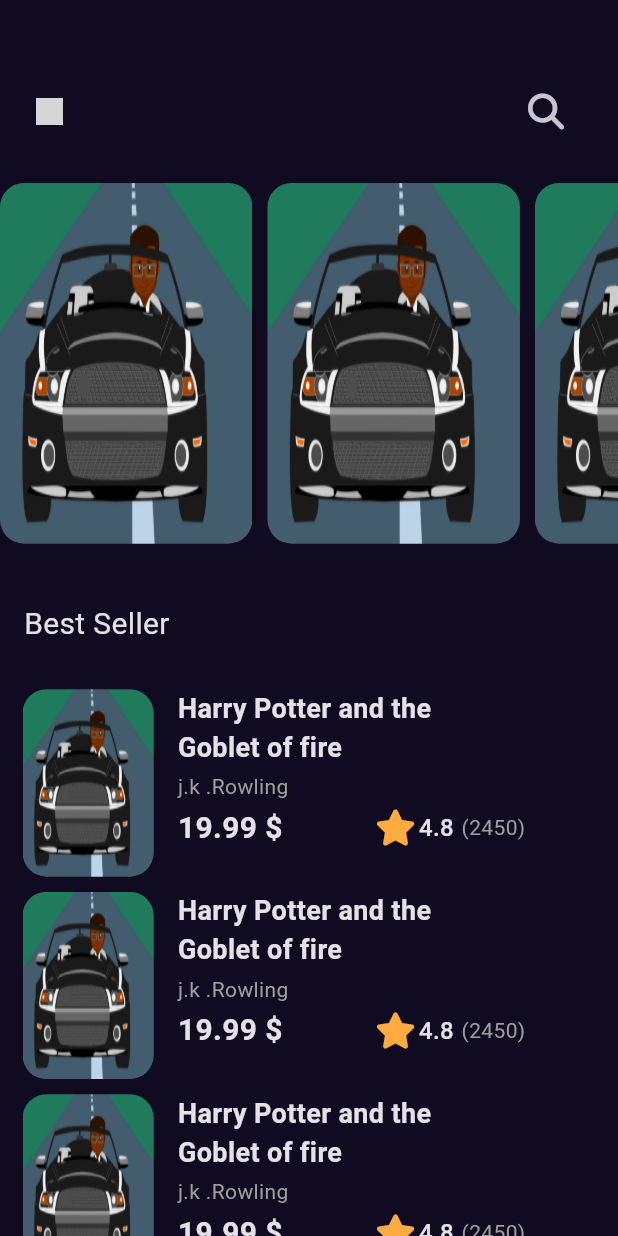
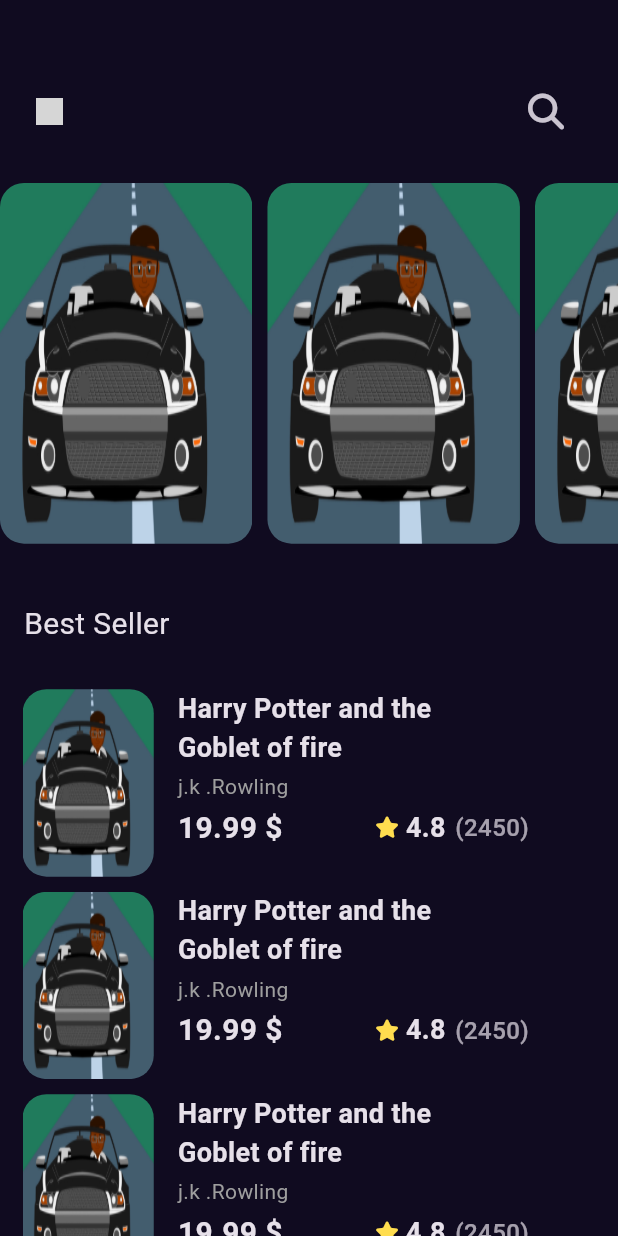
Before and after one commit to m7md015sh/bookly_app, a Flutter app: the screen it shows after launch, on a phone screen of 412 x 824 dp. Run offline on Flutter 3.47's test engine with Material 3 defaults, Android fonts, the phone set to English and light mode, and no system bars; our stand-ins replace font_awesome_flutter, go_router, google_fonts; grey boxes are pictures that could not be loaded.

Commit message:
create book image & title & and sub title & reviw section in book details view

```diff
--- a/lib/core/utils/styles.dart
+++ b/lib/core/utils/styles.dart
@@ -14,7 +14,6 @@ abstract class Styles {
   static const textStyle30 = TextStyle(
     fontSize: 30,
     fontWeight: FontWeight.w900,
-    fontFamily: kGtSectraFine,
     letterSpacing: 1.2,
   );
   static const textStyle14 = TextStyle(
--- a/lib/features/home/presentation/views/widgets/custom_best_seller_list_view_item.dart
+++ b/lib/features/home/presentation/views/widgets/custom_best_seller_list_view_item.dart
@@ -1,6 +1,7 @@
 import 'package:bookly_app/core/utils/app_router.dart';
 import 'package:bookly_app/core/utils/assets/assets_paths.dart';
 import 'package:bookly_app/core/utils/styles.dart';
+import 'package:bookly_app/features/home/presentation/views/widgets/custom_book_rating.dart';
 import 'package:flutter/material.dart';
 import 'package:font_awesome_flutter/font_awesome_flutter.dart';
 import 'package:go_router/go_router.dart';
@@ -65,12 +66,7 @@ class BestSellerListViewItem extends StatelessWidget {
                           ),
                           SizedBox(width: MediaQuery.of(context).size.width*.15,),
 
-                          const Icon(FontAwesomeIcons.solidStar,color: Colors.orangeAccent,),
-                          const SizedBox(width: 5,),
-
-                          const Text("4.8",style: Styles.textStyle16,),
-                          const SizedBox(width: 5,),
-                          Text("(2450)",style: Styles.textStyle14.copyWith(color: Colors.grey),)
+                          const BookRating(),
                         ],
                       )
                     ],
--- a/lib/features/home/presentation/views/widgets/custom_list_view_item.dart
+++ b/lib/features/home/presentation/views/widgets/custom_book_item.dart
@@ -2,8 +2,8 @@ import 'package:bookly_app/core/utils/assets/assets_paths.dart';
 import 'package:flutter/cupertino.dart';
 import 'package:flutter/material.dart';
 
-class CustomListViewItem extends StatelessWidget {
-  const CustomListViewItem({Key? key}) : super(key: key);
+class CustomBookItem extends StatelessWidget {
+  const CustomBookItem({Key? key}) : super(key: key);
 
   @override
   Widget build(BuildContext context) {
--- /dev/null
+++ b/lib/features/home/presentation/views/widgets/custom_book_rating.dart
@@ -0,0 +1,25 @@
+
+import 'package:bookly_app/core/utils/styles.dart';
+import 'package:flutter/cupertino.dart';
+import 'package:flutter/material.dart';
+import 'package:font_awesome_flutter/font_awesome_flutter.dart';
+
+class BookRating extends StatelessWidget {
+  final MainAxisAlignment mainAxisAlignment;
+   const BookRating ({Key? key,  this.mainAxisAlignment=MainAxisAlignment.start}) : super(key: key);
+
+  @override
+  Widget build(BuildContext context) {
+    return Row(
+      mainAxisAlignment: mainAxisAlignment,
+      children: const [
+        Icon(FontAwesomeIcons.solidStar,color: Color(0xffFFDD4F),size: 14,),
+        SizedBox(width: 6.3,),
+
+        Text("4.8",style: Styles.textStyle18,),
+        SizedBox(width: 6.3,),
+        Opacity(opacity: 0.7,child: Text("(2450)",style: Styles.textStyle16,))
+      ],
+    );
+  }
+}
--- a/lib/features/home/presentation/views/widgets/featured_horizontal_books_list_view.dart
+++ b/lib/features/home/presentation/views/widgets/featured_horizontal_books_list_view.dart
@@ -1,4 +1,4 @@
-import 'package:bookly_app/features/home/presentation/views/widgets/custom_list_view_item.dart';
+import 'package:bookly_app/features/home/presentation/views/widgets/custom_book_item.dart';
 import 'package:flutter/material.dart';
 
 class FeaturedHorizontalBooksListView extends StatelessWidget {
@@ -14,7 +14,7 @@ class FeaturedHorizontalBooksListView extends StatelessWidget {
           itemBuilder: (context, index) {
             return const Padding(
               padding: EdgeInsets.only(right:10.0 ,bottom: 15),
-              child: CustomListViewItem(),
+              child: CustomBookItem(),
             );
           }),
     );
```
Also changed, not shown: lib/features/home/presentation/views/widgets/books_details_view_body.dart (+39 -3 lines).
